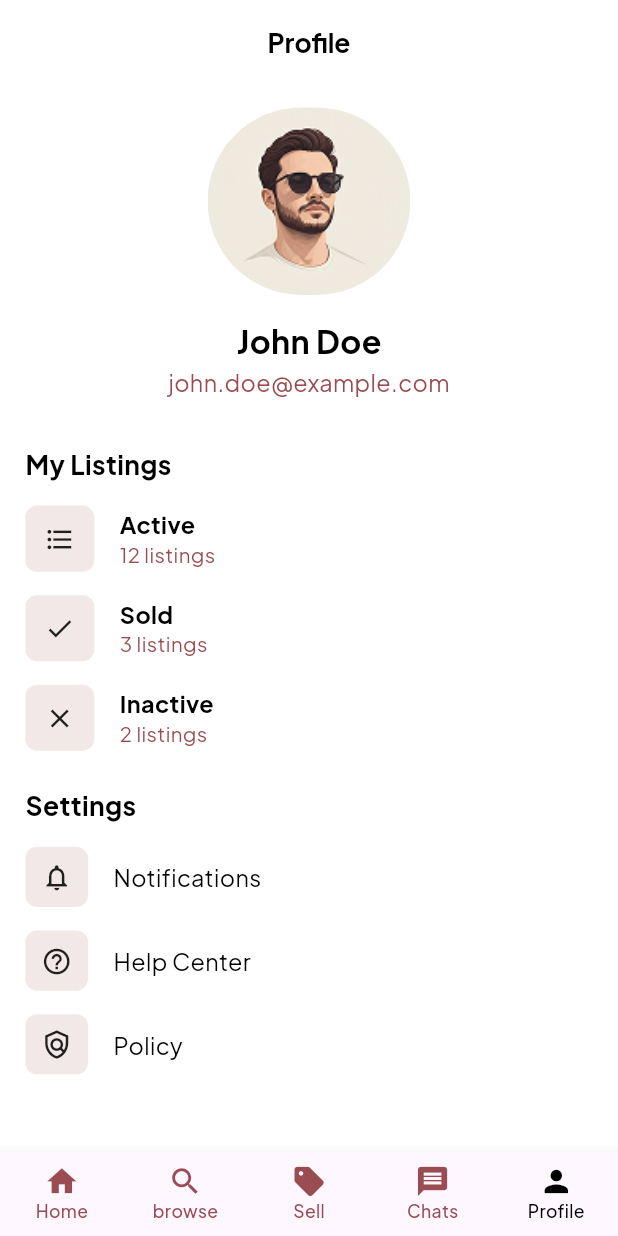
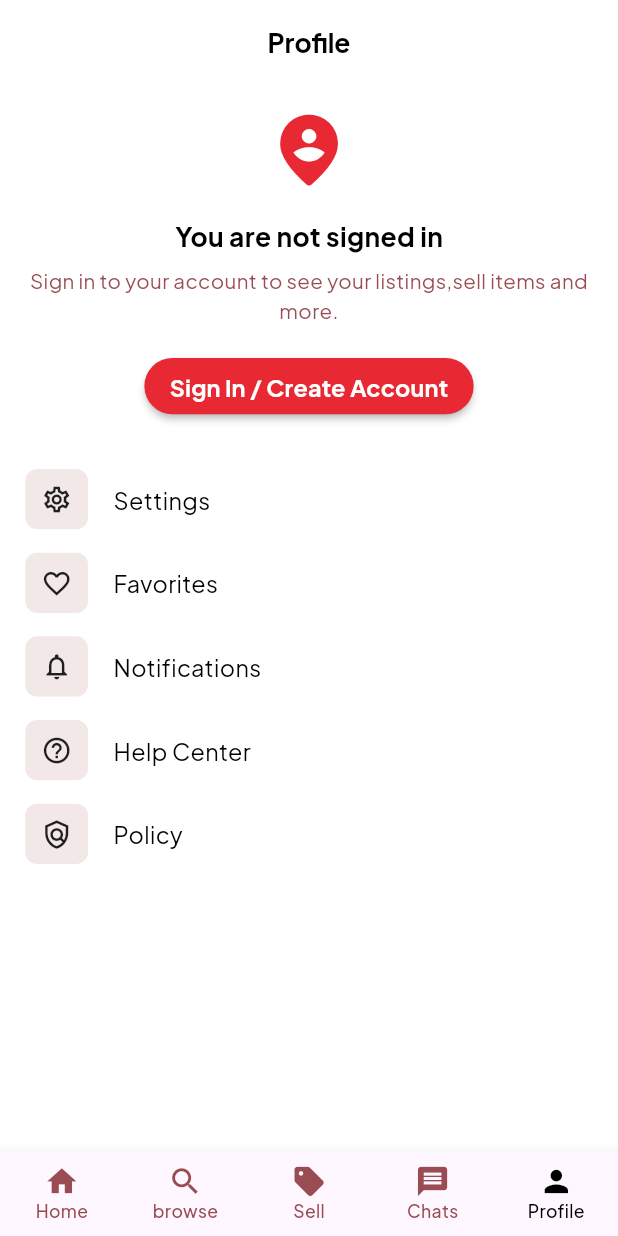
Before and after one commit to mohamedkholy/pickIt, a Flutter app: the screen it shows after launch, item 5 of the bottom bar chosen, on a phone screen of 412 x 824 dp. Run offline on Flutter 3.47's test engine with Material 3 defaults, Android fonts, the light colour scheme and no system bars; our stand-ins replace dotted_border, flutter_bloc, flutter_screenutil, flutter_svg, get_it, injectable.

Commit message:
finish the cubit and states of the profile screen

```diff
--- a/lib/features/chat/ui/chat_screen.dart
+++ b/lib/features/chat/ui/chat_screen.dart
@@ -1,6 +1,5 @@
 import 'package:flutter/material.dart';
 import 'package:flutter_screenutil/flutter_screenutil.dart';
-import 'package:pickit/core/theming/my_colors.dart';
 import 'package:pickit/core/theming/my_text_styles.dart';
 import 'package:pickit/core/widgets/my_text_form_field.dart';
 import 'package:pickit/features/chat/ui/widgets/my_chat_item.dart';
--- a/lib/features/main/main_screen.dart
+++ b/lib/features/main/main_screen.dart
@@ -1,11 +1,13 @@
 import 'package:flutter/material.dart';
+import 'package:flutter_bloc/flutter_bloc.dart';
 import 'package:flutter_screenutil/flutter_screenutil.dart';
+import 'package:pickit/core/di/dependency_injection.dart';
 import 'package:pickit/core/theming/my_text_styles.dart';
 import 'package:pickit/features/browse/ui/browse_screen.dart';
 import 'package:pickit/features/chats/ui/chats_screen.dart';
 import 'package:pickit/features/home/ui/home_screen.dart';
-import 'package:pickit/features/item_details/ui/item_details.dart';
 import 'package:pickit/features/post_item/ui/post_item_screen.dart';
+import 'package:pickit/features/profile/logic/profile_cubit.dart';
 import 'package:pickit/features/profile/ui/profile_screen.dart';
 
 class MainScreen extends StatefulWidget {
@@ -51,7 +53,10 @@ class _MainScreenState extends State<MainScreen> {
           BrowseScreen(),
           PostItemScreen(),
           ChatsScreen(),
-          ProfileScreen(),
+          BlocProvider(
+            create: (context) => getIt<ProfileCubit>(),
+            child: ProfileScreen(),
+          ),
         ],
       ),
     );
--- /dev/null
+++ b/lib/features/profile/logic/profile_cubit.dart
@@ -0,0 +1,24 @@
+import 'package:flutter_bloc/flutter_bloc.dart';
+import 'package:injectable/injectable.dart';
+import 'package:pickit/features/profile/logic/profile_state.dart';
+
+@injectable
+class ProfileCubit extends Cubit<ProfileState> {
+  ProfileCubit() : super(ProfileInitial());
+
+  void signIn() {
+    emit(SignedIn());
+  }
+
+  void signOut() {
+    emit(NotSignedIn());
+  }
+
+  void isSignedIn() {
+    if (false) {
+      emit(SignedIn());
+    } else {
+      emit(NotSignedIn());
+    }
+  }
+}
--- /dev/null
+++ b/lib/features/profile/logic/profile_state.dart
@@ -0,0 +1,7 @@
+sealed class ProfileState {}
+
+class ProfileInitial extends ProfileState {}
+
+class NotSignedIn extends ProfileState {}
+
+class SignedIn extends ProfileState {}
--- a/lib/features/profile/ui/profile_screen.dart
+++ b/lib/features/profile/ui/profile_screen.dart
@@ -1,11 +1,29 @@
 import 'package:flutter/material.dart';
+import 'package:flutter_bloc/flutter_bloc.dart';
 import 'package:flutter_screenutil/flutter_screenutil.dart';
 import 'package:pickit/core/constants/assets.dart';
 import 'package:pickit/core/theming/my_colors.dart';
 import 'package:pickit/core/theming/my_text_styles.dart';
+import 'package:pickit/features/profile/logic/profile_cubit.dart';
+import 'package:pickit/features/profile/logic/profile_state.dart';
+import 'package:pickit/features/profile/ui/widgets/listings_item.dart';
+import 'package:pickit/features/profile/ui/widgets/profile_options_item.dart';
 
-class ProfileScreen extends StatelessWidget {
+class ProfileScreen extends StatefulWidget {
   const ProfileScreen({super.key});
+
+  @override
+  State<ProfileScreen> createState() => _ProfileScreenState();
+}
+
+class _ProfileScreenState extends State<ProfileScreen> {
+  late ProfileCubit profileCubit = context.read<ProfileCubit>();
+
+  @override
+  void initState() {
+    super.initState();
+    profileCubit.isSignedIn();
+  }
 
   @override
   Widget build(BuildContext context) {
@@ -15,11 +33,15 @@ class ProfileScreen extends StatelessWidget {
         title: Text("Profile", style: MyTextStyles.font18BlackBold),
       ),
       body: SafeArea(
+        child: Container(
+          padding: EdgeInsets.symmetric(horizontal: 16.w, vertical: 16.h),
           child: SingleChildScrollView(
-          child: Container(
-            width: double.infinity,
-            padding: EdgeInsets.symmetric(horizontal: 16.w, vertical: 16.h),
             child: Column(
+              children: [
+                BlocBuilder<ProfileCubit, ProfileState>(
+                  builder: (context, state) {
+                    if (state is SignedIn) {
+                      return Column(
                         children: [
                           ClipRRect(
                             borderRadius: BorderRadius.circular(128.r),
@@ -37,158 +59,134 @@ class ProfileScreen extends StatelessWidget {
                             style: MyTextStyles.font16BrownRegular,
                           ),
                           SizedBox(height: 32.h),
+                        ],
+                      );
+                    }
+                    if (state is NotSignedIn) {
+                      return Column(
+                        children: [
+                          Icon(
+                            Icons.person_pin_circle_rounded,
+                            size: 56.dg,
+                            color: MyColors.primaryColor,
+                          ),
+                          SizedBox(height: 16.h),
+                          Text(
+                            "You are not signed in",
+                            style: MyTextStyles.font18BlackBold,
+                          ),
+                          SizedBox(height: 8.h),
+                          Text(
+                            "Sign in to your account to see your listings,sell items and more.",
+                            style: MyTextStyles.font14BrownRegular,
+                            textAlign: TextAlign.center,
+                          ),
+                          SizedBox(height: 16.h),
+                          MaterialButton(
+                            color: MyColors.primaryColor,
+                            padding: EdgeInsets.symmetric(
+                              horizontal: 16.w,
+                              vertical: 8.h,
+                            ),
+                            shape: RoundedRectangleBorder(
+                              borderRadius: BorderRadius.circular(20.r),
+                            ),
+                            onPressed: () {
+                              profileCubit.signIn();
+                            },
+                            child: Text(
+                              "Sign In / Create Account",
+                              style: MyTextStyles.font16WhiteBold,
+                            ),
+                          ),
+                          SizedBox(height: 32.h),
+                        ],
+                      );
+                    }
+                    return Container();
+                  },
+                ),
+
                 Column(
                   crossAxisAlignment: CrossAxisAlignment.start,
                   children: [
-                    Text("My Listings", style: MyTextStyles.font18BlackBold),
-                    SizedBox(height: 16.h),
-                    Row(
-                      children: [
-                        Container(
-                          decoration: BoxDecoration(
-                            borderRadius: BorderRadius.circular(8.r),
-                            color: MyColors.secondaryColor,
-                          ),
-                          padding: EdgeInsets.symmetric(
-                            vertical: 12.h,
-                            horizontal: 12.w,
-                          ),
-                          child: Icon(Icons.format_list_bulleted, size: 20.dg),
-                        ),
-                        SizedBox(width: 16.w),
-                        Column(
-                          crossAxisAlignment: CrossAxisAlignment.start,
-                          children: [
-                            Text("Active", style: MyTextStyles.font16BlackBold),
-                            Text(
-                              "12 listings",
-                              style: MyTextStyles.font14BrownRegular,
-                            ),
-                          ],
-                        ),
-                      ],
-                    ),
-                    SizedBox(height: 16.h),
-                    Row(
-                      children: [
-                        Container(
-                          decoration: BoxDecoration(
-                            borderRadius: BorderRadius.circular(8.r),
-                            color: MyColors.secondaryColor,
-                          ),
-                          padding: EdgeInsets.symmetric(
-                            vertical: 12.h,
-                            horizontal: 12.w,
-                          ),
-                          child: Icon(Icons.done, size: 20.dg),
-                        ),
-                        SizedBox(width: 16.w),
-                        Column(
-                          crossAxisAlignment: CrossAxisAlignment.start,
-                          children: [
-                            Text("Sold", style: MyTextStyles.font16BlackBold),
-                            Text(
-                              "3 listings",
-                              style: MyTextStyles.font14BrownRegular,
-                            ),
-                          ],
-                        ),
-                      ],
-                    ),
-                    SizedBox(height: 16.h),
-                    Row(
-                      children: [
-                        Container(
-                          decoration: BoxDecoration(
-                            borderRadius: BorderRadius.circular(8.r),
-                            color: MyColors.secondaryColor,
-                          ),
-                          padding: EdgeInsets.symmetric(
-                            vertical: 12.h,
-                            horizontal: 12.w,
-                          ),
-                          child: Icon(Icons.clear, size: 20.dg),
-                        ),
-                        SizedBox(width: 16.w),
-                        Column(
+                    BlocBuilder<ProfileCubit, ProfileState>(
+                      builder: (context, state) {
+                        if (state is SignedIn) {
+                          return Column(
                             crossAxisAlignment: CrossAxisAlignment.start,
                             children: [
                               Text(
-                              "Inactive",
-                              style: MyTextStyles.font16BlackBold,
-                            ),
-                            Text(
-                              "2 listings",
-                              style: MyTextStyles.font14BrownRegular,
-                            ),
-                          ],
-                        ),
-                      ],
-                    ),
-                    SizedBox(height: 24.h),
-                    Text("Settings", style: MyTextStyles.font18BlackBold),
-                    SizedBox(height: 16.h),
-                    Row(
-                      children: [
-                        Container(
-                          decoration: BoxDecoration(
-                            borderRadius: BorderRadius.circular(8.r),
-                            color: MyColors.secondaryColor,
-                          ),
-                          padding: EdgeInsets.symmetric(
-                            vertical: 10.h,
-                            horizontal: 10.w,
-                          ),
-                          child: Icon(
-                            Icons.notifications_outlined,
-                            size: 20.dg,
-                          ),
-                        ),
-                        SizedBox(width: 16.w),
-                        Text(
-                          "Notifications",
-                          style: MyTextStyles.font16BlackRegular,
-                        ),
-                      ],
+                                "My Listings",
+                                style: MyTextStyles.font18BlackBold,
                               ),
                               SizedBox(height: 16.h),
-                    Row(
-                      children: [
-                        Container(
-                          decoration: BoxDecoration(
-                            borderRadius: BorderRadius.circular(8.r),
+
+                              ListingsItem(
+                                icon: Icons.format_list_bulleted,
+                                listingsCount: 2,
+                                status: "Active",
+                              ),
+
+                              ListingsItem(
+                                icon: Icons.done,
+                                listingsCount: 3,
+                                status: "Sold",
+                              ),
+                              ListingsItem(
+                                icon: Icons.clear,
+                                listingsCount: 3,
+                                status: "InActive",
+                              ),
+                              Divider(
                                 color: MyColors.secondaryColor,
-                          ),
-                          padding: EdgeInsets.symmetric(
-                            vertical: 10.h,
-                            horizontal: 10.w,
-                          ),
-                          child: Icon(Icons.help_outline_outlined, size: 20.dg),
-                        ),
-                        SizedBox(width: 16.w),
-                        Text(
-                          "Help Center",
-                          style: MyTextStyles.font16BlackRegular,
-                        ),
-                      ],
+                                thickness: 1.h,
                               ),
                               SizedBox(height: 16.h),
-                    Row(
-                      children: [
-                        Container(
-                          decoration: BoxDecoration(
-                            borderRadius: BorderRadius.circular(8.r),
-                            color: MyColors.secondaryColor,
+                            ],
+                          );
+                        }
+                        return Container();
+                      },
                     ),
-                          padding: EdgeInsets.symmetric(
-                            vertical: 10.h,
-                            horizontal: 10.w,
+                    ProfileOptionsItem(
+                      onTap: () {},
+                      icon: Icons.settings_outlined,
+                      text: "Settings",
                     ),
-                          child: Icon(Icons.policy_outlined, size: 20.dg),
+                    ProfileOptionsItem(
+                      onTap: () {},
+                      icon: Icons.favorite_border_outlined,
+                      text: "Favorites",
                     ),
-                        SizedBox(width: 16.w),
-                        Text("Policy", style: MyTextStyles.font16BlackRegular),
-                      ],
+                    ProfileOptionsItem(
+                      onTap: () {},
+                      icon: Icons.notifications_outlined,
+                      text: "Notifications",
+                    ),
+                    ProfileOptionsItem(
+                      onTap: () {},
+                      icon: Icons.help_outline_outlined,
+                      text: "Help Center",
+                    ),
+                    ProfileOptionsItem(
+                      onTap: () {},
+                      icon: Icons.policy_outlined,
+                      text: "Policy",
+                    ),
+                    BlocBuilder<ProfileCubit, ProfileState>(
+                      builder: (context, state) {
+                        if (state is SignedIn) {
+                          return ProfileOptionsItem(
+                            onTap: () {
+                              profileCubit.signOut();
+                            },
+                            icon: Icons.logout,
+                            text: "Logout",
+                          );
+                        }
+                        return Container();
+                      },
                     ),
                   ],
                 ),
--- /dev/null
+++ b/lib/features/profile/ui/widgets/listings_item.dart
@@ -0,0 +1,46 @@
+import 'package:flutter/material.dart';
+import 'package:flutter_screenutil/flutter_screenutil.dart';
+import 'package:pickit/core/theming/my_colors.dart';
+import 'package:pickit/core/theming/my_text_styles.dart';
+
+class ListingsItem extends StatelessWidget {
+  const ListingsItem({
+    super.key,
+    required this.icon,
+    required this.listingsCount,
+    required this.status,
+  });
+  final IconData icon;
+  final int listingsCount;
+  final String status;
+
+  @override
+  Widget build(BuildContext context) {
+    return Padding(
+      padding: EdgeInsets.only(bottom: 16.h),
+      child: Row(
+        children: [
+          Container(
+            decoration: BoxDecoration(
+              borderRadius: BorderRadius.circular(8.r),
+              color: MyColors.secondaryColor,
+            ),
+            padding: EdgeInsets.symmetric(vertical: 12.h, horizontal: 12.w),
+            child: Icon(icon, size: 20.dg),
+          ),
+          SizedBox(width: 16.w),
+          Column(
+            crossAxisAlignment: CrossAxisAlignment.start,
+            children: [
+              Text(status, style: MyTextStyles.font16BlackBold),
+              Text(
+                "$listingsCount listings",
+                style: MyTextStyles.font14BrownRegular,
+              ),
+            ],
+          ),
+        ],
+      ),
+    );
+  }
+}
--- /dev/null
+++ b/lib/features/profile/ui/widgets/profile_options_item.dart
@@ -0,0 +1,43 @@
+import 'package:flutter/material.dart';
+import 'package:flutter_screenutil/flutter_screenutil.dart';
+import 'package:pickit/core/theming/my_colors.dart';
+import 'package:pickit/core/theming/my_text_styles.dart';
+
+class ProfileOptionsItem extends StatelessWidget {
+  final IconData icon;
+  final String text;
+  final VoidCallback onTap;
+
+  const ProfileOptionsItem({
+    super.key,
+    required this.onTap,
+    required this.icon,
+    required this.text,
+  });
+
+  @override
+  Widget build(BuildContext context) {
+    return GestureDetector(
+      onTap: onTap,
+      child: Container(
+        color: Colors.white,
+        width: double.infinity,
+        margin: EdgeInsets.only(bottom: 16.h),
+        child: Row(
+          children: [
+            Container(
+              decoration: BoxDecoration(
+                borderRadius: BorderRadius.circular(8.r),
+                color: MyColors.secondaryColor,
+              ),
+              padding: EdgeInsets.symmetric(vertical: 10.h, horizontal: 10.w),
+              child: Icon(icon, size: 20.dg),
+            ),
+            SizedBox(width: 16.w),
+            Text(text, style: MyTextStyles.font16BlackRegular),
+          ],
+        ),
+      ),
+    );
+  }
+}
--- a/pubspec.yaml
+++ b/pubspec.yaml
@@ -39,6 +39,7 @@ dependencies:
   flutter_screenutil: ^5.9.3
   flutter_svg: ^2.1.0
   dotted_border: ^3.0.1
+  flutter_bloc: ^9.1.1
 
 dev_dependencies:
   flutter_test:
```
Also changed, not shown: lib/core/di/dependency_injection.config.dart, pubspec.lock. Lines whose indentation alone changed are shown as unchanged.
